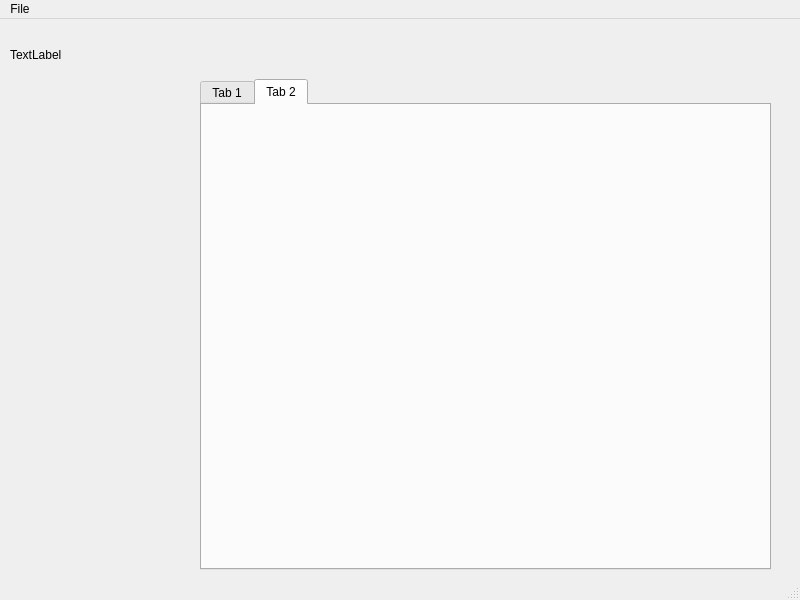
Before: the Qt Designer form GigaBudget/mainwindow.ui in Kapiura/BudgetPlanner, drawn with Qt 5.
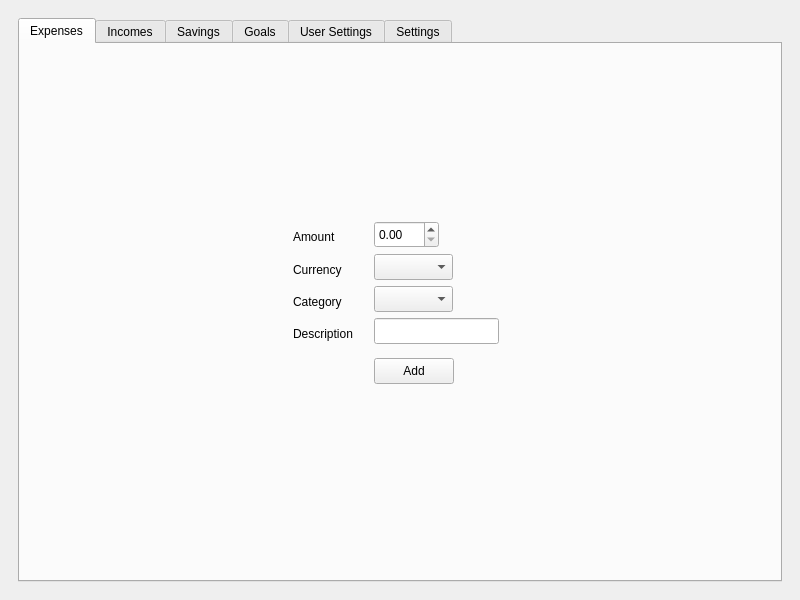
After: the same form once the commit is applied. The open tabs and pages were chosen to show the change.

Commit message: modified - full reworked ui form - deleted useless couts in terminal - switching beteween scenes - created almost all tabs needed in project

What changed in the file:
```diff
--- a/GigaBudget/mainwindow.ui
+++ b/GigaBudget/mainwindow.ui
@@ -2,6 +2,9 @@
 <ui version="4.0">
  <class>MainWindow</class>
  <widget class="QMainWindow" name="MainWindow">
+  <property name="enabled">
+   <bool>true</bool>
+  </property>
   <property name="geometry">
    <rect>
     <x>0</x>
@@ -20,95 +23,351 @@
    <string>MainWindow</string>
   </property>
   <widget class="QWidget" name="centralwidget">
-   <widget class="QStackedWidget" name="stackedWidget">
-    <property name="geometry">
-     <rect>
-      <x>-20</x>
-      <y>10</y>
-      <width>791</width>
-      <height>571</height>
-     </rect>
-    </property>
-    <property name="sizePolicy">
-     <sizepolicy hsizetype="Fixed" vsizetype="Fixed">
-      <horstretch>0</horstretch>
-      <verstretch>0</verstretch>
-     </sizepolicy>
-    </property>
-    <property name="currentIndex">
-     <number>1</number>
-    </property>
-    <widget class="QWidget" name="page">
-     <widget class="QWidget" name="verticalLayoutWidget">
-      <property name="geometry">
-       <rect>
-        <x>210</x>
-        <y>220</y>
-        <width>351</width>
-        <height>141</height>
-       </rect>
-      </property>
-      <layout class="QVBoxLayout" name="verticalLayout"/>
-     </widget>
-    </widget>
-    <widget class="QWidget" name="page_2">
-     <widget class="QLabel" name="label">
-      <property name="geometry">
-       <rect>
-        <x>30</x>
-        <y>10</y>
-        <width>211</width>
-        <height>31</height>
-       </rect>
-      </property>
-      <property name="text">
-       <string>TextLabel</string>
-      </property>
-     </widget>
-     <widget class="QTabWidget" name="tabWidget">
-      <property name="geometry">
-       <rect>
-        <x>220</x>
-        <y>50</y>
-        <width>571</width>
-        <height>491</height>
-       </rect>
-      </property>
-      <property name="sizePolicy">
-       <sizepolicy hsizetype="Preferred" vsizetype="Preferred">
-        <horstretch>0</horstretch>
-        <verstretch>0</verstretch>
-       </sizepolicy>
-      </property>
+   <property name="enabled">
+    <bool>true</bool>
+   </property>
+   <layout class="QGridLayout" name="gridLayout">
+    <item row="0" column="0">
+     <widget class="QStackedWidget" name="stackedWidget">
       <property name="currentIndex">
        <number>0</number>
       </property>
-      <widget class="QWidget" name="tab">
-       <attribute name="title">
-        <string>Tab 1</string>
-       </attribute>
+      <widget class="QWidget" name="page">
+       <layout class="QGridLayout" name="gridLayout_5">
+        <item row="0" column="0">
+         <widget class="QTabWidget" name="tabWidget_2">
+          <property name="currentIndex">
+           <number>0</number>
+          </property>
+          <widget class="QWidget" name="tab_3">
+           <attribute name="title">
+            <string>Users</string>
+           </attribute>
+           <layout class="QGridLayout" name="gridLayout_7">
+            <item row="0" column="0">
+             <layout class="QGridLayout" name="gridLayout_4"/>
+            </item>
+           </layout>
+          </widget>
+          <widget class="QWidget" name="tab_4">
+           <attribute name="title">
+            <string>New user</string>
+           </attribute>
+          </widget>
+         </widget>
+        </item>
+       </layout>
       </widget>
-      <widget class="QWidget" name="tab_2">
-       <attribute name="title">
-        <string>Tab 2</string>
-       </attribute>
+      <widget class="QWidget" name="page_2">
+       <layout class="QGridLayout" name="gridLayout_3">
+        <item row="0" column="0">
+         <widget class="QTabWidget" name="tabWidget">
+          <property name="sizePolicy">
+           <sizepolicy hsizetype="Preferred" vsizetype="Preferred">
+            <horstretch>0</horstretch>
+            <verstretch>0</verstretch>
+           </sizepolicy>
+          </property>
+          <property name="minimumSize">
+           <size>
+            <width>621</width>
+            <height>481</height>
+           </size>
+          </property>
+          <property name="currentIndex">
+           <number>5</number>
+          </property>
+          <property name="tabBarAutoHide">
+           <bool>false</bool>
+          </property>
+          <widget class="QWidget" name="expesnes">
+           <attribute name="title">
+            <string>Expenses</string>
+           </attribute>
+           <layout class="QGridLayout" name="gridLayout_2">
+            <item row="0" column="0">
+             <widget class="QWidget" name="widget_3" native="true">
+              <property name="minimumSize">
+               <size>
+                <width>231</width>
+                <height>191</height>
+               </size>
+              </property>
+              <property name="maximumSize">
+               <size>
+                <width>231</width>
+                <height>191</height>
+               </size>
+              </property>
+              <widget class="QComboBox" name="comboBox_9">
+               <property name="geometry">
+                <rect>
+                 <x>90</x>
+                 <y>70</y>
+                 <width>79</width>
+                 <height>26</height>
+                </rect>
+               </property>
+              </widget>
+              <widget class="QLabel" name="label_18">
+               <property name="geometry">
+                <rect>
+                 <x>9</x>
+                 <y>12</y>
+                 <width>53</width>
+                 <height>18</height>
+                </rect>
+               </property>
+               <property name="text">
+                <string>Amount</string>
+               </property>
+              </widget>
+              <widget class="QLabel" name="label_19">
+               <property name="geometry">
+                <rect>
+                 <x>9</x>
+                 <y>45</y>
+                 <width>60</width>
+                 <height>18</height>
+                </rect>
+               </property>
+               <property name="text">
+                <string>Currency</string>
+               </property>
+              </widget>
+              <widget class="QLabel" name="label_20">
+               <property name="geometry">
+                <rect>
+                 <x>9</x>
+                 <y>77</y>
+                 <width>60</width>
+                 <height>18</height>
+                </rect>
+               </property>
+               <property name="text">
+                <string>Category</string>
+               </property>
+              </widget>
+              <widget class="QDoubleSpinBox" name="doubleSpinBox_5">
+               <property name="geometry">
+                <rect>
+                 <x>90</x>
+                 <y>5</y>
+                 <width>65</width>
+                 <height>27</height>
+                </rect>
+               </property>
+              </widget>
+              <widget class="QPushButton" name="pushButton_5">
+               <property name="geometry">
+                <rect>
+                 <x>90</x>
+                 <y>142</y>
+                 <width>80</width>
+                 <height>26</height>
+                </rect>
+               </property>
+               <property name="text">
+                <string>Add</string>
+               </property>
+              </widget>
+              <widget class="QLabel" name="label_21">
+               <property name="geometry">
+                <rect>
+                 <x>9</x>
+                 <y>109</y>
+                 <width>76</width>
+                 <height>18</height>
+                </rect>
+               </property>
+               <property name="text">
+                <string>Description</string>
+               </property>
+              </widget>
+              <widget class="QLineEdit" name="lineEdit_5">
+               <property name="geometry">
+                <rect>
+                 <x>90</x>
+                 <y>102</y>
+                 <width>125</width>
+                 <height>26</height>
+                </rect>
+               </property>
+              </widget>
+              <widget class="QComboBox" name="comboBox_10">
+               <property name="geometry">
+                <rect>
+                 <x>90</x>
+                 <y>38</y>
+                 <width>79</width>
+                 <height>26</height>
+                </rect>
+               </property>
+              </widget>
+             </widget>
+            </item>
+           </layout>
+          </widget>
+          <widget class="QWidget" name="income">
+           <attribute name="title">
+            <string>Incomes</string>
+           </attribute>
+           <layout class="QGridLayout" name="gridLayout_6">
+            <item row="0" column="0">
+             <widget class="QWidget" name="widget" native="true">
+              <property name="minimumSize">
+               <size>
+                <width>231</width>
+                <height>191</height>
+               </size>
+              </property>
+              <property name="maximumSize">
+               <size>
+                <width>231</width>
+                <height>191</height>
+               </size>
+              </property>
+              <widget class="QComboBox" name="comboBox_4">
+               <property name="geometry">
+                <rect>
+                 <x>90</x>
+                 <y>70</y>
+                 <width>79</width>
+                 <height>26</height>
+                </rect>
+               </property>
+              </widget>
+              <widget class="QLabel" name="label_6">
+               <property name="geometry">
+                <rect>
+                 <x>9</x>
+                 <y>12</y>
+                 <width>53</width>
+                 <height>18</height>
+                </rect>
+               </property>
+               <property name="text">
+                <string>Amount</string>
+               </property>
+              </widget>
+              <widget class="QLabel" name="label_8">
+               <property name="geometry">
+                <rect>
+                 <x>9</x>
+                 <y>45</y>
+                 <width>60</width>
+                 <height>18</height>
+                </rect>
+               </property>
+               <property name="text">
+                <string>Currency</string>
+               </property>
+              </widget>
+              <widget class="QLabel" name="label_7">
+               <property name="geometry">
+                <rect>
+                 <x>9</x>
+                 <y>77</y>
+                 <width>60</width>
+                 <height>18</height>
+                </rect>
+               </property>
+               <property name="text">
+                <string>Category</string>
+               </property>
+              </widget>
+              <widget class="QDoubleSpinBox" name="doubleSpinBox_2">
+               <property name="geometry">
+                <rect>
+                 <x>90</x>
+                 <y>5</y>
+                 <width>65</width>
+                 <height>27</height>
+                </rect>
+               </property>
+              </widget>
+              <widget class="QPushButton" name="pushButton_2">
+               <property name="geometry">
+                <rect>
+                 <x>90</x>
+                 <y>142</y>
+                 <width>80</width>
+                 <height>26</height>
+                </rect>
+               </property>
+               <property name="text">
+                <string>Add</string>
+               </property>
+              </widget>
+              <widget class="QLabel" name="label_9">
+               <property name="geometry">
+                <rect>
+                 <x>9</x>
+                 <y>109</y>
+                 <width>76</width>
+                 <height>18</height>
+                </rect>
+               </property>
+               <property name="text">
+                <string>Description</string>
+               </property>
+              </widget>
+              <widget class="QLineEdit" name="lineEdit_2">
+               <property name="geometry">
+                <rect>
+                 <x>90</x>
+                 <y>102</y>
+                 <width>125</width>
+                 <height>26</height>
+                </rect>
+               </property>
+              </widget>
+              <widget class="QComboBox" name="comboBox_3">
+               <property name="geometry">
+                <rect>
+                 <x>90</x>
+                 <y>38</y>
+                 <width>79</width>
+                 <height>26</height>
+                </rect>
+               </property>
+              </widget>
+             </widget>
+            </item>
+           </layout>
+          </widget>
+          <widget class="QWidget" name="savings">
+           <attribute name="title">
+            <string>Savings</string>
+           </attribute>
+          </widget>
+          <widget class="QWidget" name="goals">
+           <attribute name="title">
+            <string>Goals</string>
+           </attribute>
+          </widget>
+          <widget class="QWidget" name="tab">
+           <attribute name="title">
+            <string>User Settings</string>
+           </attribute>
+          </widget>
+          <widget class="QWidget" name="tab_2">
+           <attribute name="title">
+            <string>Settings</string>
+           </attribute>
+          </widget>
+         </widget>
+        </item>
+       </layout>
       </widget>
      </widget>
-     <widget class="QWidget" name="verticalLayoutWidget_2">
-      <property name="geometry">
-       <rect>
-        <x>20</x>
-        <y>80</y>
-        <width>181</width>
-        <height>461</height>
-       </rect>
-      </property>
-      <layout class="QVBoxLayout" name="verticalLayout_2"/>
-     </widget>
-    </widget>
-   </widget>
+    </item>
+   </layout>
   </widget>
   <widget class="QMenuBar" name="menubar">
+   <property name="enabled">
+    <bool>false</bool>
+   </property>
    <property name="geometry">
     <rect>
      <x>0</x>
@@ -117,26 +376,7 @@
      <height>23</height>
     </rect>
    </property>
-   <widget class="QMenu" name="menuFile">
-    <property name="title">
-     <string>File</string>
-    </property>
-    <addaction name="actionLoad"/>
-    <addaction name="actionSave"/>
-   </widget>
-   <addaction name="menuFile"/>
   </widget>
-  <widget class="QStatusBar" name="statusbar"/>
-  <action name="actionLoad">
-   <property name="text">
-    <string>Load</string>
-   </property>
-  </action>
-  <action name="actionSave">
-   <property name="text">
-    <string>Save</string>
-   </property>
-  </action>
  </widget>
  <resources/>
  <connections/>
```
The commit also changes 4 other files.
